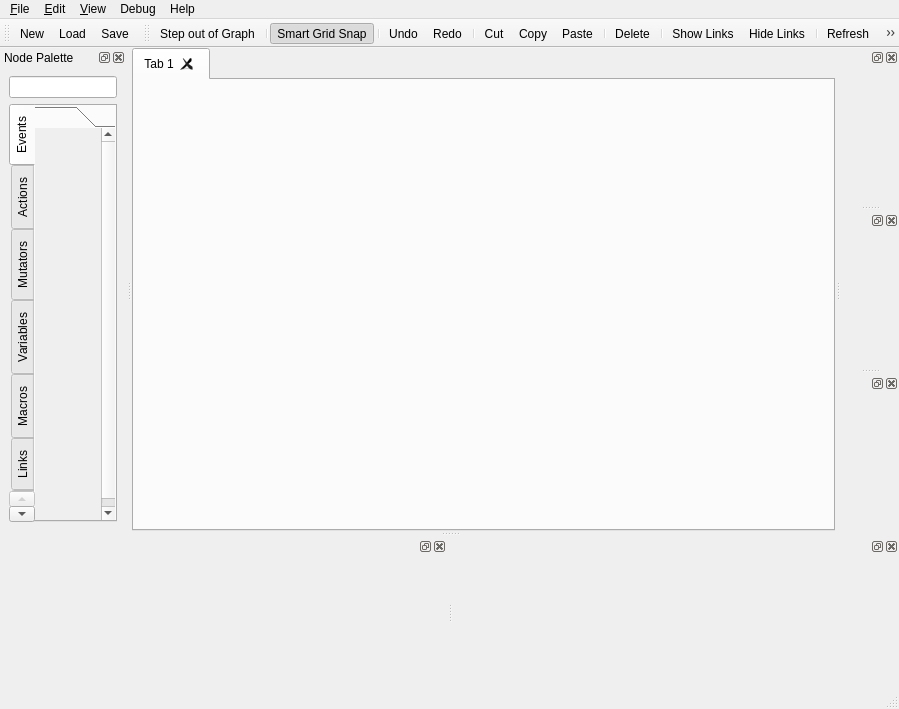
Above: delta3d/ui/dtDirectorQt/directoreditor.ui from delta3d/delta3d before the change. Below: the same form after it.
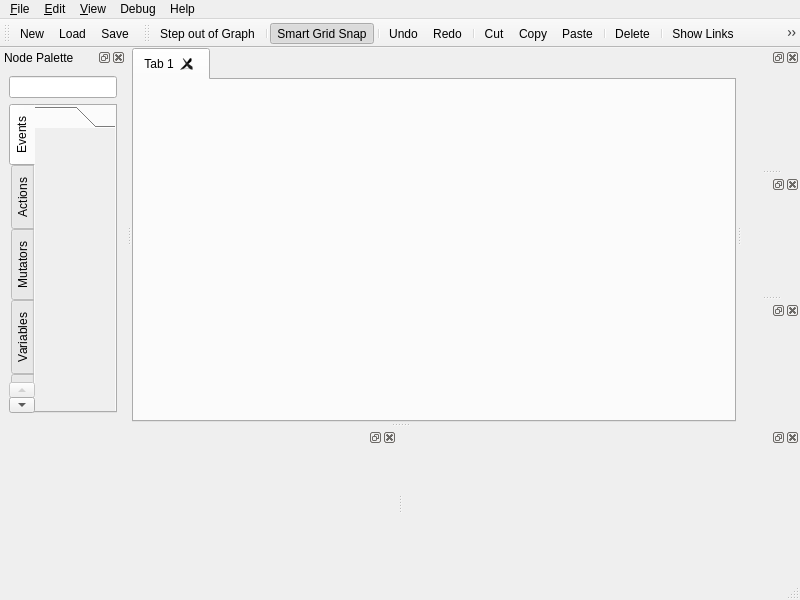
That is the form after the change. Icons and pictures are not drawn. Custom widgets are drawn as their Qt base class.

Commit message: dtDirectorQt: Window info for each dock window are now saved and restored.

```diff
--- a/delta3d/ui/dtDirectorQt/directoreditor.ui
+++ b/delta3d/ui/dtDirectorQt/directoreditor.ui
@@ -6,8 +6,8 @@
    <rect>
     <x>0</x>
     <y>0</y>
-    <width>899</width>
-    <height>709</height>
+    <width>800</width>
+    <height>600</height>
    </rect>
   </property>
   <property name="windowTitle">
@@ -61,7 +61,7 @@
     <rect>
      <x>0</x>
      <y>0</y>
-     <width>899</width>
+     <width>800</width>
      <height>21</height>
     </rect>
    </property>
@@ -233,12 +233,6 @@
    </attribute>
   </widget>
   <widget class="QDockWidget" name="nodePalette">
-   <property name="minimumSize">
-    <size>
-     <width>114</width>
-     <height>466</height>
-    </size>
-   </property>
    <property name="features">
     <set>QDockWidget::AllDockWidgetFeatures</set>
    </property>
@@ -265,12 +259,6 @@
          <verstretch>0</verstretch>
         </sizepolicy>
        </property>
-       <property name="minimumSize">
-        <size>
-         <width>0</width>
-         <height>400</height>
-        </size>
-       </property>
        <property name="autoFillBackground">
         <bool>false</bool>
        </property>
@@ -303,17 +291,11 @@
             <property name="geometry">
              <rect>
               <x>0</x>
-              <y>-27</y>
-              <width>157</width>
-              <height>400</height>
+              <y>0</y>
+              <width>175</width>
+              <height>278</height>
              </rect>
             </property>
-            <property name="minimumSize">
-             <size>
-              <width>0</width>
-              <height>400</height>
-             </size>
-            </property>
             <attribute name="label">
              <string/>
             </attribute>
```
Left out of the diff: 70 changed lines with no effect on the pictures. The commit also changes 1 other file.
